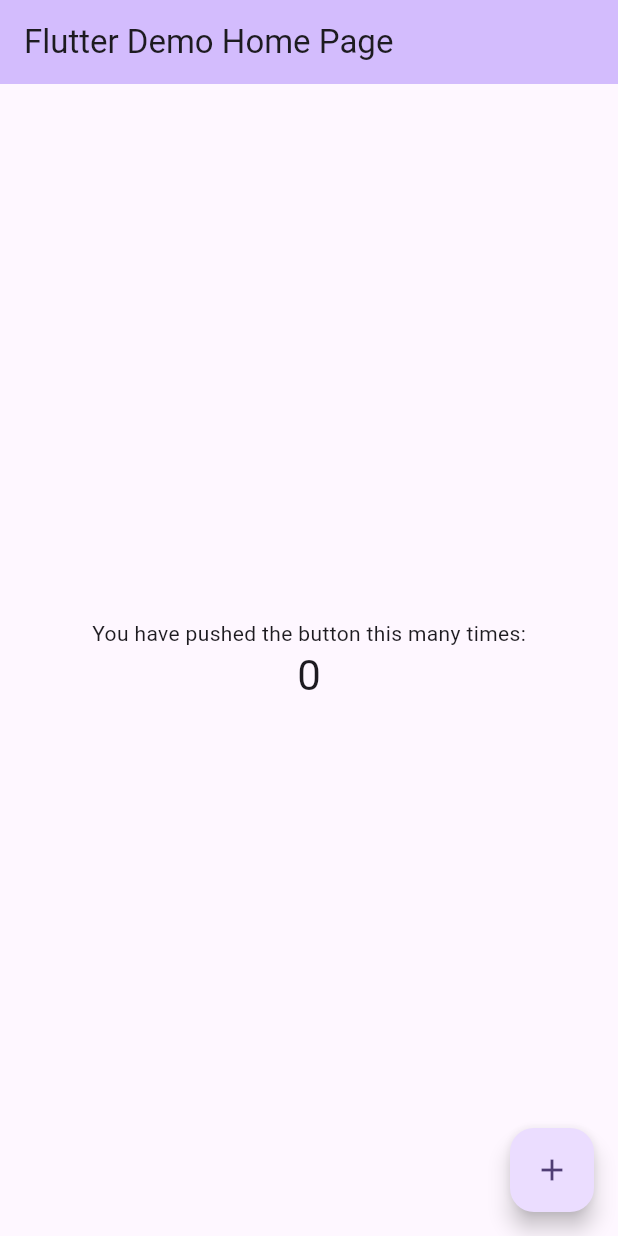
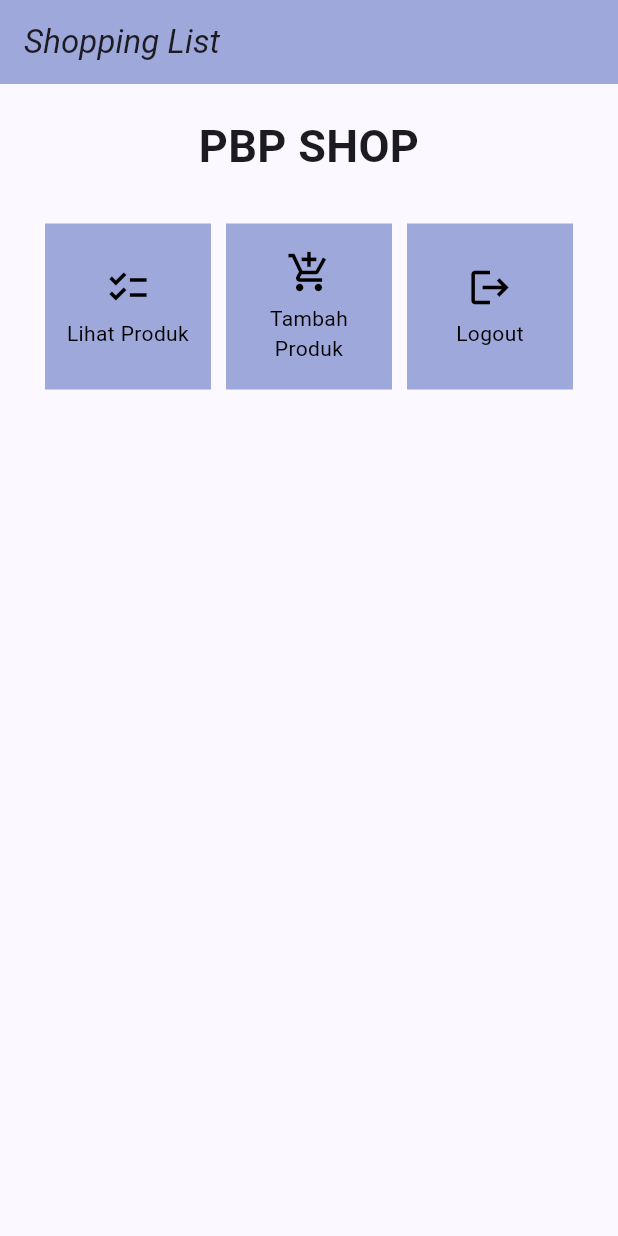
Before and after one commit to vinkakniv/shopping-list-mobile, a Flutter app: the screen it shows after launch, on a phone screen of 412 x 824 dp. Run offline on Flutter 3.47's test engine with Material 2 defaults, Android fonts, the phone set to English and light mode, and no system bars.

Commit message:
tutorial 6 done

```diff
--- a/lib/main.dart
+++ b/lib/main.dart
@@ -1,4 +1,5 @@
 import 'package:flutter/material.dart';
+import 'package:shopping_list/menu.dart';
 
 void main() {
   runApp(const MyApp());
@@ -28,98 +29,10 @@ class MyApp extends StatelessWidget {
         //
         // This works for code too, not just values: Most code changes can be
         // tested with just a hot reload.
-        colorScheme: ColorScheme.fromSeed(seedColor: Colors.deepPurple),
+        colorScheme: ColorScheme.fromSeed(seedColor: Colors.indigo.shade200),
         useMaterial3: true,
       ),
-      home: const MyHomePage(title: 'Flutter Demo Home Page'),
+      home: MyHomePage(),
     );
   }
 }
-
-class MyHomePage extends StatefulWidget {
-  const MyHomePage({super.key, required this.title});
-
-  // This widget is the home page of your application. It is stateful, meaning
-  // that it has a State object (defined below) that contains fields that affect
-  // how it looks.
-
-  // This class is the configuration for the state. It holds the values (in this
-  // case the title) provided by the parent (in this case the App widget) and
-  // used by the build method of the State. Fields in a Widget subclass are
-  // always marked "final".
-
-  final String title;
-
-  @override
-  State<MyHomePage> createState() => _MyHomePageState();
-}
-
-class _MyHomePageState extends State<MyHomePage> {
-  int _counter = 0;
-
-  void _incrementCounter() {
-    setState(() {
-      // This call to setState tells the Flutter framework that something has
-      // changed in this State, which causes it to rerun the build method below
-      // so that the display can reflect the updated values. If we changed
-      // _counter without calling setState(), then the build method would not be
-      // called again, and so nothing would appear to happen.
-      _counter++;
-    });
-  }
-
-  @override
-  Widget build(BuildContext context) {
-    // This method is rerun every time setState is called, for instance as done
-    // by the _incrementCounter method above.
-    //
-    // The Flutter framework has been optimized to make rerunning build methods
-    // fast, so that you can just rebuild anything that needs updating rather
-    // than having to individually change instances of widgets.
-    return Scaffold(
-      appBar: AppBar(
-        // TRY THIS: Try changing the color here to a specific color (to
-        // Colors.amber, perhaps?) and trigger a hot reload to see the AppBar
-        // change color while the other colors stay the same.
-        backgroundColor: Theme.of(context).colorScheme.inversePrimary,
-        // Here we take the value from the MyHomePage object that was created by
-        // the App.build method, and use it to set our appbar title.
-        title: Text(widget.title),
-      ),
-      body: Center(
-        // Center is a layout widget. It takes a single child and positions it
-        // in the middle of the parent.
-        child: Column(
-          // Column is also a layout widget. It takes a list of children and
-          // arranges them vertically. By default, it sizes itself to fit its
-          // children horizontally, and tries to be as tall as its parent.
-          //
-          // Column has various properties to control how it sizes itself and
-          // how it positions its children. Here we use mainAxisAlignment to
-          // center the children vertically; the main axis here is the vertical
-          // axis because Columns are vertical (the cross axis would be
-          // horizontal).
-          //
-          // TRY THIS: Invoke "debug painting" (choose the "Toggle Debug Paint"
-          // action in the IDE, or press "p" in the console), to see the
-          // wireframe for each widget.
-          mainAxisAlignment: MainAxisAlignment.center,
-          children: <Widget>[
-            const Text(
-              'You have pushed the button this many times:',
-            ),
-            Text(
-              '$_counter',
-              style: Theme.of(context).textTheme.headlineMedium,
-            ),
-          ],
-        ),
-      ),
-      floatingActionButton: FloatingActionButton(
-        onPressed: _incrementCounter,
-        tooltip: 'Increment',
-        child: const Icon(Icons.add),
-      ), // This trailing comma makes auto-formatting nicer for build methods.
-    );
-  }
-}
--- /dev/null
+++ b/lib/menu.dart
@@ -0,0 +1,123 @@
+import 'package:flutter/material.dart';
+
+class ShopItem {
+  final String name;
+  final IconData icon;
+
+  ShopItem(this.name, this.icon);
+}
+
+class MyHomePage extends StatelessWidget {
+  MyHomePage({Key? key}) : super(key: key);
+
+  final List<ShopItem> items = [
+    ShopItem("Lihat Produk", Icons.checklist),
+    ShopItem("Tambah Produk", Icons.add_shopping_cart),
+    ShopItem("Logout", Icons.logout),
+  ];
+
+  // This widget is the home page of your application. It is stateful, meaning
+  // that it has a State object (defined below) that contains fields that affect
+  // how it looks.
+
+  // This class is the configuration for the state. It holds the values (in this
+  // case the title) provided by the parent (in this case the App widget) and
+  // used by the build method of the State. Fields in a Widget subclass are
+  // always marked "final".
+  @override
+  Widget build(BuildContext context) {
+    return Scaffold(
+      appBar: AppBar(
+        backgroundColor: Colors.indigo.shade200,
+        title: const Text(
+          'Shopping List',
+          style: TextStyle(
+            fontStyle: FontStyle.italic, // Set the fontStyle here
+          ),
+        ),
+      ),
+      body: SingleChildScrollView(
+        // Widget wrapper yang dapat discroll
+        child: Padding(
+          padding: const EdgeInsets.all(10.0), // Set padding dari halaman
+          child: Column(
+            // Widget untuk menampilkan children secara vertikal
+            children: <Widget>[
+              const Padding(
+                padding: EdgeInsets.only(top: 10.0, bottom: 10.0),
+                // Widget Text untuk menampilkan tulisan dengan alignment center dan style yang sesuai
+                child: Text(
+                  'PBP SHOP', // Text yang menandakan toko
+                  textAlign: TextAlign.center,
+                  style: const TextStyle(
+                    fontSize: 30,
+                    fontWeight: FontWeight.bold,
+                  ),
+                ),
+              ),
+              // Grid layout
+              GridView.count(
+                // Container pada card kita.
+                primary: true,
+                padding: const EdgeInsets.all(20),
+                crossAxisSpacing: 10,
+                mainAxisSpacing: 10,
+                crossAxisCount: 3,
+                shrinkWrap: true,
+                children: items.map((ShopItem item) {
+                  // Iterasi untuk setiap item
+                  return ShopCard(item);
+                }).toList(),
+              ),
+            ],
+          ),
+        ),
+      ),
+    );
+  }
+}
+
+class ShopCard extends StatelessWidget {
+  final ShopItem item;
+
+  const ShopCard(this.item, {super.key}); // Constructor
+
+  @override
+  Widget build(BuildContext context) {
+    return Material(
+      color: Colors.indigo.shade200,
+      child: InkWell(
+        // Area responsive terhadap sentuhan
+        onTap: () {
+          // Memunculkan SnackBar ketika diklik
+          ScaffoldMessenger.of(context)
+            ..hideCurrentSnackBar()
+            ..showSnackBar(SnackBar(
+                content: Text("Kamu telah menekan tombol ${item.name}!")));
+        },
+        child: Container(
+          // Container untuk menyimpan Icon dan Text
+          padding: const EdgeInsets.all(8),
+          child: Center(
+            child: Column(
+              mainAxisAlignment: MainAxisAlignment.center,
+              children: [
+                Icon(
+                  item.icon,
+                  color: Colors.black,
+                  size: 30.0,
+                ),
+                const Padding(padding: EdgeInsets.all(3)),
+                Text(
+                  item.name,
+                  textAlign: TextAlign.center,
+                  style: const TextStyle(color: Colors.black),
+                ),
+              ],
+            ),
+          ),
+        ),
+      ),
+    );
+  }
+}
```
